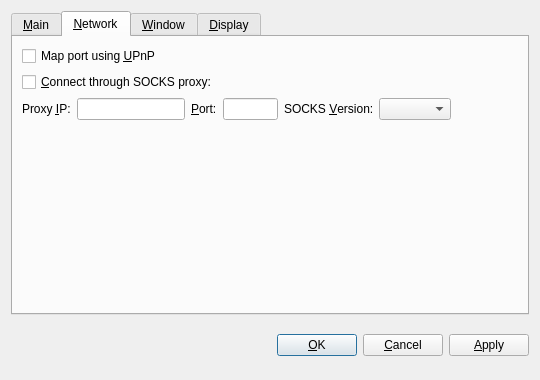
Before: the Qt Designer form src/qt/forms/optionsdialog.ui in Velocitycoin/Velocitycoin, drawn with Qt 5.
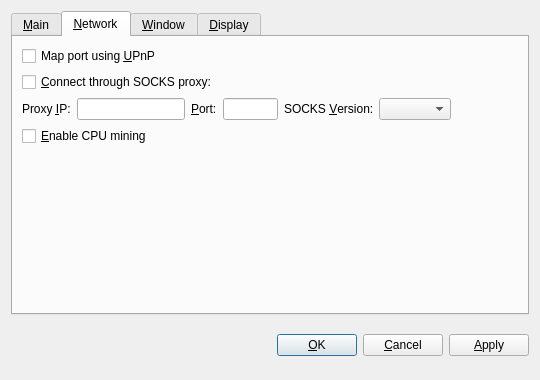
After: the same form once the commit is applied. The open tabs and pages were chosen to show the change. Custom widgets are drawn as their Qt base class.

Commit message: cpu miner checkbox

Patch:
```diff
--- a/src/qt/forms/optionsdialog.ui
+++ b/src/qt/forms/optionsdialog.ui
@@ -226,6 +226,16 @@
         </layout>
        </item>
        <item>
+          <widget class="QCheckBox" name="cpuMining">
+           <property name="toolTip">
+            <string>Enable Proof-of-Work CPU mining (generating/minting) of RADCoins (NOT to be confused with Proof-of-Stake!).</string>
+           </property>
+           <property name="text">
+            <string>&amp;Enable CPU mining</string>
+           </property>
+          </widget>
+         </item>
+         <item>
         <spacer name="verticalSpacer_Network">
          <property name="orientation">
           <enum>Qt::Vertical</enum>
```
